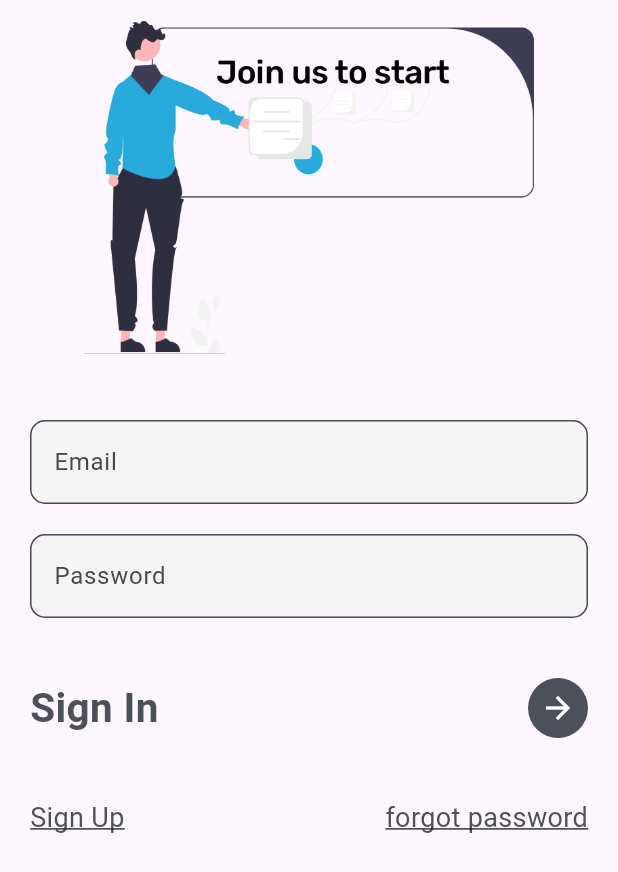
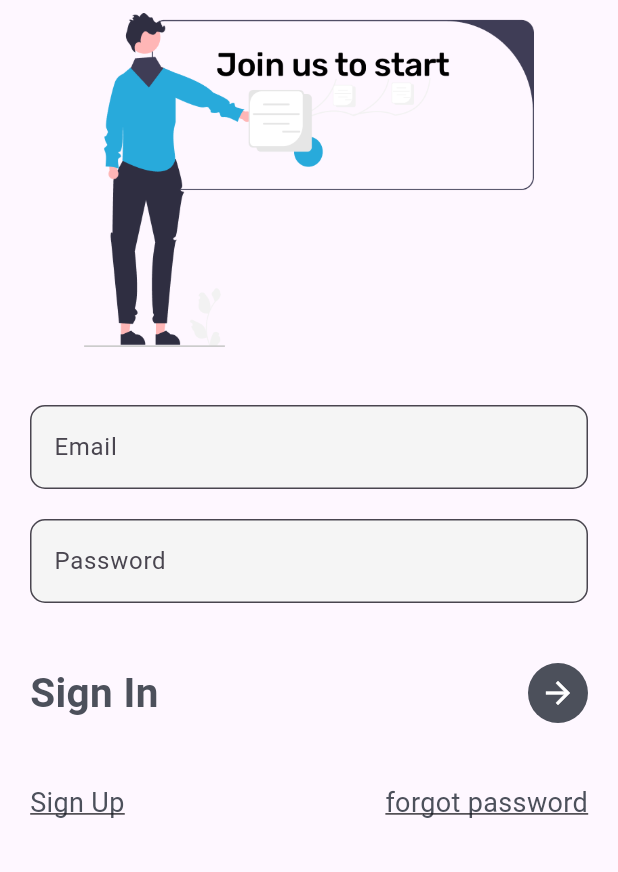
Before and after one commit to Harshcs21/Maddy_care, a Flutter app: the screen it shows after launch, on a phone screen of 412 x 824 dp. Shown: the top 872 px of the screen. Run offline on Flutter 3.47's test engine with Material 3 defaults, Android fonts, the phone set to English and light mode, and no system bars.

Commit message:
login height 240

```diff
--- a/lib/login.dart
+++ b/lib/login.dart
@@ -37,7 +37,7 @@ class _MyLoginState extends State<MyLogin> {
               child: Column(
                 children: [
                   Container(
-                    height: 250,
+                    height: 240,
                     width: 300,
                     decoration: BoxDecoration(
                         color: Colors.transparent,
```
